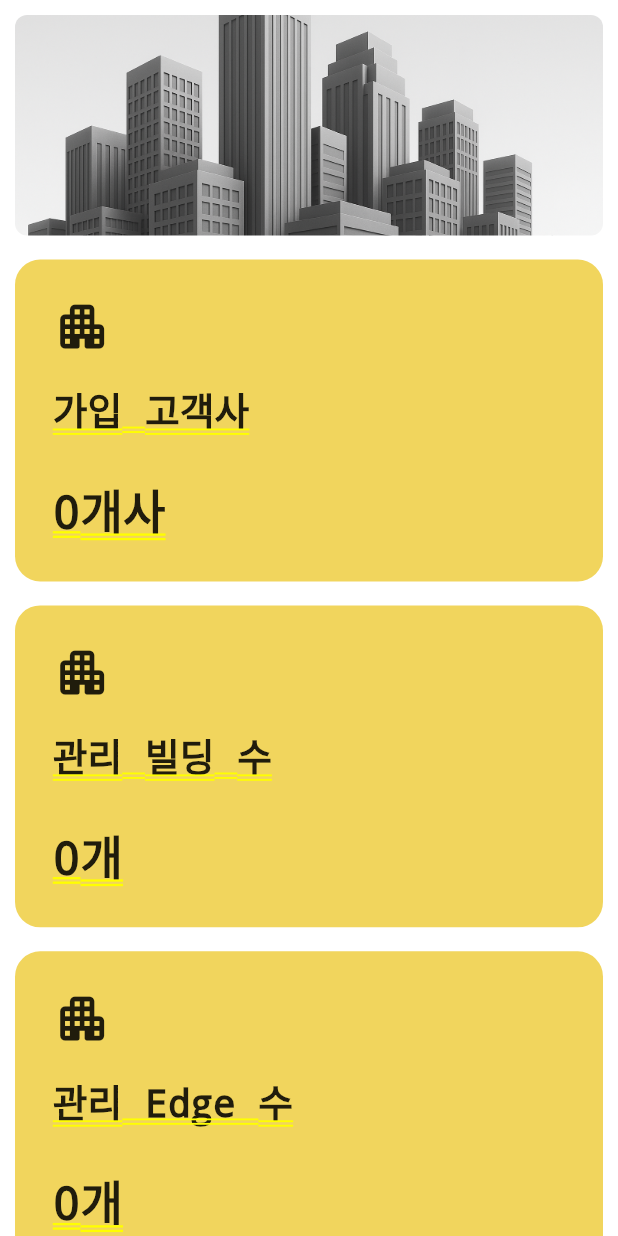
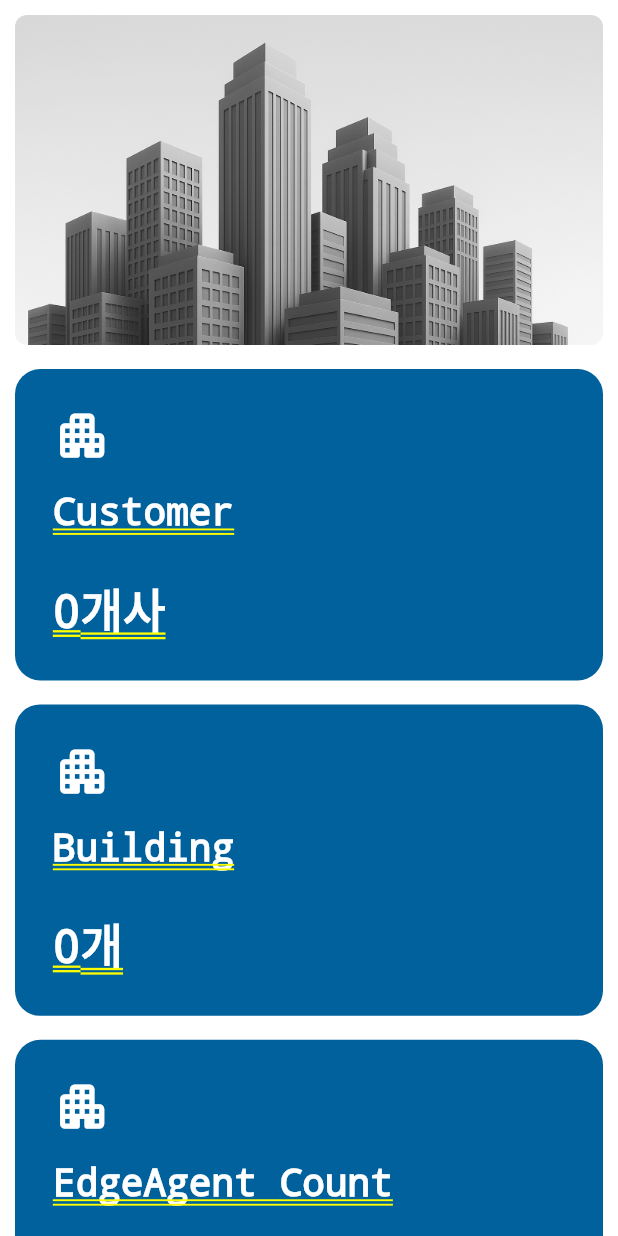
Before and after one commit to integratedsystemapp/isadmin-web, a Flutter app: the DashboardScreen screen opened by its route, on a phone screen of 412 x 824 dp. Run offline on Flutter 3.47's test engine with Material 3 defaults, Android fonts, the light colour scheme and no system bars; our stand-ins replace data_table_2, dio, file_picker, get, get_storage, web; missing offline and left inert: dart:html; accounts and stored records are empty; network calls fail.

Commit message:
deploy: 2026-06-18 15:07 Modify Updateuser

```diff
--- a/lib/app/modules/alert_history/altert_history_screen.dart
+++ b/lib/app/modules/alert_history/altert_history_screen.dart
@@ -33,9 +33,9 @@ class AlertHistoryScreen extends StatelessWidget {
         title: Row(
           children: [
             SizedBox(width: 10),
-            Text('Alert History', style: TextStyle(color: Colors.black)),
+            // Text('Alert History', style: TextStyle(color: Colors.black)),
 
-            const Spacer(),
+            // const Spacer(),
             IconButton(
               tooltip: 'Refresh',
               onPressed: () => controller.refreshAll(),
--- a/lib/app/modules/dashboard/dashboard_screen.dart
+++ b/lib/app/modules/dashboard/dashboard_screen.dart
@@ -11,11 +11,12 @@ class DashboardScreen extends GetView<DashboardController> {
     return SafeArea(
       child: LayoutBuilder(
         builder: (context, constraints) {
-          return FocusTraversalGroup( // 포커스 탐색 안정화
+          return FocusTraversalGroup(
+            // 포커스 탐색 안정화
             child: SingleChildScrollView(
               child: ConstrainedBox(
                 constraints: BoxConstraints(
-                  minWidth: constraints.maxWidth,   // ✅ 가로 제약 추가
+                  minWidth: constraints.maxWidth, // ✅ 가로 제약 추가
                   minHeight: constraints.maxHeight, // 기존 유지
                 ),
                 child: Padding(
@@ -23,16 +24,29 @@ class DashboardScreen extends GetView<DashboardController> {
                   child: Column(
                     crossAxisAlignment: CrossAxisAlignment.stretch,
                     children: [
-                      AspectRatio(
-                        aspectRatio: 16 / 6,
+                      // AspectRatio(
+                      //   aspectRatio: 16 / 6,
+                      //   child: ClipRRect(
+                      //     borderRadius: BorderRadius.circular(8),
+                      //     child: Image.asset(
+                      //       'assets/images/dashboard_banner.png',
+                      //       fit: BoxFit.cover,
+                      //       alignment: Alignment.topCenter,
+                      //     ),
+                      //   ),
+                      // ),
+                      SizedBox(
+                        height: 220, // ✅ 높이 직접 제어
                         child: ClipRRect(
                           borderRadius: BorderRadius.circular(8),
                           child: Image.asset(
                             'assets/images/dashboard_banner.png',
                             fit: BoxFit.cover,
+                            alignment: Alignment.topCenter,
                           ),
                         ),
                       ),
+
                       const SizedBox(height: 16),
 
                       // 카드 그리드
@@ -42,13 +56,19 @@ class DashboardScreen extends GetView<DashboardController> {
                           const gap = 16.0;
 
                           int columns;
-                          if (maxW >= 1400) columns = 5;
-                          else if (maxW >= 1100) columns = 4;
-                          else if (maxW >= 820) columns = 3;
-                          else if (maxW >= 560) columns = 2;
-                          else columns = 1;
+                          if (maxW >= 1400)
+                            columns = 5;
+                          else if (maxW >= 1100)
+                            columns = 4;
+                          else if (maxW >= 820)
+                            columns = 3;
+                          else if (maxW >= 560)
+                            columns = 2;
+                          else
+                            columns = 1;
 
-                          final cardWidth = (maxW - gap * (columns - 1)) / columns;
+                          final cardWidth =
+                              (maxW - gap * (columns - 1)) / columns;
                           final scale = (cardWidth / 220).clamp(0.9, 1.4);
 
                           return Wrap(
@@ -58,32 +78,37 @@ class DashboardScreen extends GetView<DashboardController> {
                               _StatCardReactive(
                                 width: cardWidth,
                                 scale: scale,
-                                title: '가입 고객사',
-                                valueBuilder: () => '${controller.customerCount}개사',
+                                title: 'Customer',
+                                valueBuilder:
+                                    () => '${controller.customerCount}개사',
                               ),
                               _StatCardReactive(
                                 width: cardWidth,
                                 scale: scale,
-                                title: '관리 빌딩 수',
-                                valueBuilder: () => '${controller.buildingCount}개',
+                                title: 'Building',
+                                valueBuilder:
+                                    () => '${controller.buildingCount}개',
                               ),
                               _StatCardReactive(
                                 width: cardWidth,
                                 scale: scale,
-                                title: '관리 Edge 수',
+                                title: 'EdgeAgent Count',
                                 valueBuilder: () => '${controller.edgeCount}개',
                               ),
                               _StatCardReactive(
                                 width: cardWidth,
                                 scale: scale,
-                                title: '금일 경보 수',
-                                valueBuilder: () => '${controller.todayAlertCount}개',
+                                title: 'Today Alert Count',
+                                valueBuilder:
+                                    () => '${controller.todayAlertCount}개',
                               ),
                               _StatCardReactive(
                                 width: cardWidth,
                                 scale: scale,
-                                title: '미확인 경보 수',
-                                valueBuilder: () => '${controller.unconfirmedAlertCount}개',
+                                title: 'Open Alert Count',
+                                valueBuilder:
+                                    () =>
+                                        '${controller.unconfirmedAlertCount}개',
                               ),
                             ],
                           );
@@ -120,11 +145,9 @@ class _StatCardReactive extends StatelessWidget {
   Widget build(BuildContext context) {
     return SizedBox(
       width: width,
-      child: Obx(() => _StatCard(
-        title: title,
-        value: valueBuilder(),
-        scale: scale,
-      )),
+      child: Obx(
+        () => _StatCard(title: title, value: valueBuilder(), scale: scale),
+      ),
     );
   }
 }
@@ -147,25 +170,26 @@ class _StatCard extends StatelessWidget {
     final titleSize = 18 * scale;
     final valueSize = 22 * scale;
 
-    return Semantics( // 시맨틱 컨테이너 지정(선택)
+    return Semantics(
+      // 시맨틱 컨테이너 지정(선택)
       container: true,
       child: Container(
         padding: EdgeInsets.all(pad),
         decoration: BoxDecoration(
-          color: const Color(0xFFF1D55D),
+          color: const Color(0xFF00619D),
           borderRadius: BorderRadius.circular(12 * scale),
         ),
         child: Column(
           crossAxisAlignment: CrossAxisAlignment.start,
           children: [
-            Icon(Icons.apartment_rounded, size: iconSize, color: Colors.black87),
+            Icon(Icons.apartment_rounded, size: iconSize, color: Colors.white),
             SizedBox(height: 12 * scale),
             Text(
               title,
               style: TextStyle(
                 fontWeight: FontWeight.w700,
                 fontSize: titleSize,
-                color: Colors.black87,
+                color: Colors.white,
               ),
             ),
             SizedBox(height: 18 * scale),
@@ -174,7 +198,7 @@ class _StatCard extends StatelessWidget {
               style: TextStyle(
                 fontWeight: FontWeight.w800,
                 fontSize: valueSize,
-                color: Colors.black87,
+                color: Colors.white,
               ),
             ),
           ],
--- a/lib/app/modules/home/home_screen.dart
+++ b/lib/app/modules/home/home_screen.dart
@@ -29,7 +29,7 @@ import 'package:HGPcWeb/app/modules/home/home_controller.dart';
 const _kSidebarBg = Color(0xFF2F3439); // 사이드바 배경
 const _kTextStrong = Color(0xFFF4F6F7); // 타이틀/강조 텍스트
 const _kText = Color(0xFFD0D6DC); // 일반 텍스트/아이콘
-const _kActiveBg = Color(0xFFF1D55D); // 선택된 pill 배경
+const _kActiveBg = Color(0xFF00619D); // 선택된 pill 배경
 const _kActiveFg = Color(0xFF15181B); // 선택 텍스트/아이콘
 const _kHoverTint = Color(0x1FFFFFFF); // hover 틴트
 
--- a/lib/core/theme/app_theme.dart
+++ b/lib/core/theme/app_theme.dart
@@ -129,8 +129,8 @@ sealed class AppTheme {
       contentPadding: const EdgeInsets.symmetric(horizontal: 12, vertical: 10),
 
       // 라벨/힌트/에러 스타일
-      labelStyle: const TextStyle(fontSize: 12, color: Color(0xFF334155)),
-      hintStyle: const TextStyle(fontSize: 12, color: Color(0xFF94A3B8)),
+      labelStyle: const TextStyle(fontSize: 10, color: Color(0xFF334155)),
+      hintStyle: const TextStyle(fontSize: 10, color: Color(0xFF94A3B8)),
       errorStyle: const TextStyle(fontSize: 10, color: Color(0xFFDC2626)),
 
       // 공통 테두리 모양
@@ -159,8 +159,8 @@ sealed class AppTheme {
     ),
     // 입력 텍스트/라벨의 기본 폰트
     textTheme: const TextTheme(
-      bodyLarge: TextStyle(fontSize: 14, fontFamily: 'NotoSansKR'),
-      bodyMedium: TextStyle(fontSize: 12, fontFamily: 'NotoSansKR'),
+      bodyLarge: TextStyle(fontSize: 12, fontFamily: 'NotoSansKR'),
+      bodyMedium: TextStyle(fontSize: 10, fontFamily: 'NotoSansKR'),
       labelLarge: TextStyle(fontSize: 10, fontFamily: 'NotoSansKR'),
     ).apply(
       bodyColor: Colors.black, // 기본 텍스트 컬러
```
